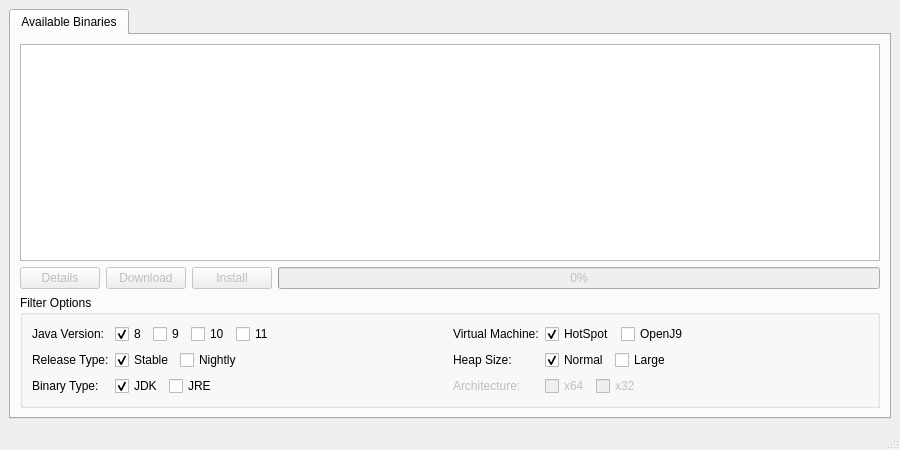
Qt form interface.ui (spikespaz-archives/archive-bundles) before a commit.
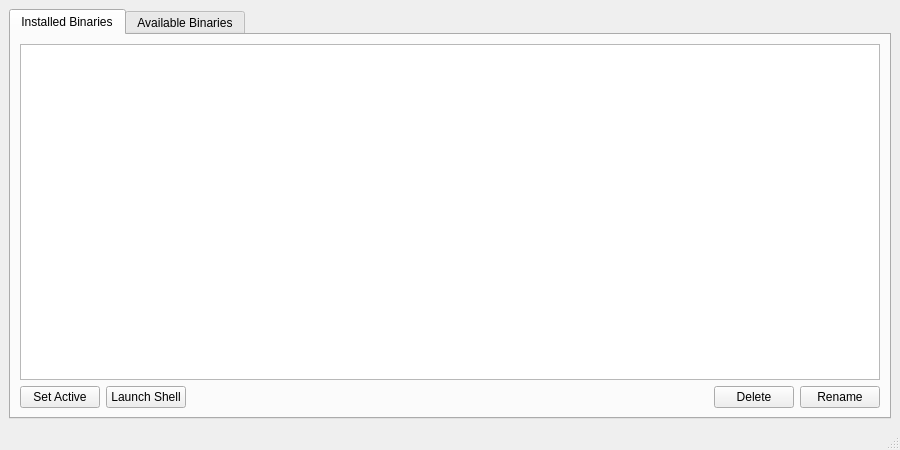
The same form after that commit.

Commit message:
Add new page for installed binaries list
Format interface Python file with Black

What changed in the file:
```diff
--- a/interface.ui
+++ b/interface.ui
@@ -20,6 +20,61 @@
       <property name="currentIndex">
        <number>0</number>
       </property>
+      <widget class="QWidget" name="installedBinariesTab">
+       <attribute name="title">
+        <string>Installed Binaries</string>
+       </attribute>
+       <layout class="QVBoxLayout" name="verticalLayout_3">
+        <item>
+         <widget class="QListView" name="installedBinariesListView"/>
+        </item>
+        <item>
+         <layout class="QHBoxLayout" name="horizontalLayout_8">
+          <item>
+           <widget class="QPushButton" name="toggleSelectedBinaryPushButton">
+            <property name="text">
+             <string>Set Active</string>
+            </property>
+           </widget>
+          </item>
+          <item>
+           <widget class="QPushButton" name="launchSelectedBinaryShellPushButton">
+            <property name="text">
+             <string>Launch Shell</string>
+            </property>
+           </widget>
+          </item>
+          <item>
+           <spacer name="horizontalSpacer_7">
+            <property name="orientation">
+             <enum>Qt::Horizontal</enum>
+            </property>
+            <property name="sizeHint" stdset="0">
+             <size>
+              <width>40</width>
+              <height>20</height>
+             </size>
+            </property>
+           </spacer>
+          </item>
+          <item>
+           <widget class="QPushButton" name="deleteSelectedBinaryPushButton">
+            <property name="text">
+             <string>Delete</string>
+            </property>
+           </widget>
+          </item>
+          <item>
+           <widget class="QPushButton" name="renameSelectedBinaryPushButton">
+            <property name="text">
+             <string>Rename</string>
+            </property>
+           </widget>
+          </item>
+         </layout>
+        </item>
+       </layout>
+      </widget>
       <widget class="QWidget" name="availableBinariesTab">
        <attribute name="title">
         <string>Available Binaries</string>
```
Left out of the diff: 2 changed lines with no effect on the pictures. The commit also changes 1 other file.
